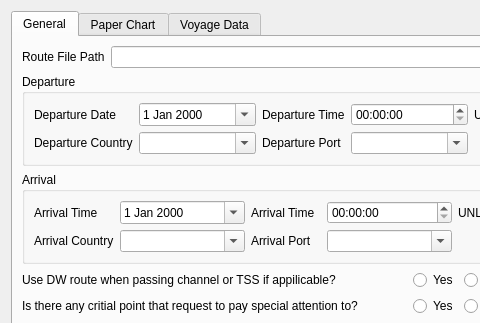
heavenlxj/emgui, file QtUi/loadRoute.ui: the form before one commit; both pictures show x 0 to 480 and y 0 to 323 of the 871 by 674 pixel window.
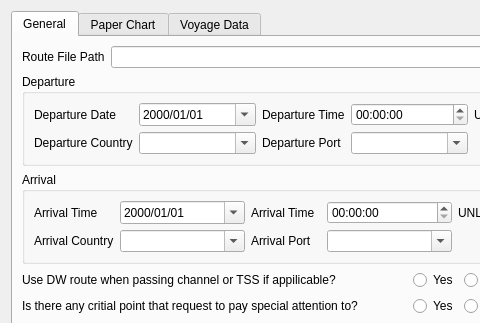
The form after the commit.

What changed in the file:
```diff
--- a/QtUi/loadRoute.ui
+++ b/QtUi/loadRoute.ui
@@ -100,6 +100,9 @@
               <verstretch>0</verstretch>
              </sizepolicy>
             </property>
+            <property name="displayFormat">
+             <string>yyyy/MM/dd</string>
+            </property>
             <property name="calendarPopup">
              <bool>true</bool>
             </property>
@@ -321,6 +324,9 @@
               <verstretch>0</verstretch>
              </sizepolicy>
             </property>
+            <property name="displayFormat">
+             <string>yyyy/MM/dd</string>
+            </property>
             <property name="calendarPopup">
              <bool>true</bool>
             </property>
```
Left out of the diff: 4 changed lines with no effect on the pictures.
